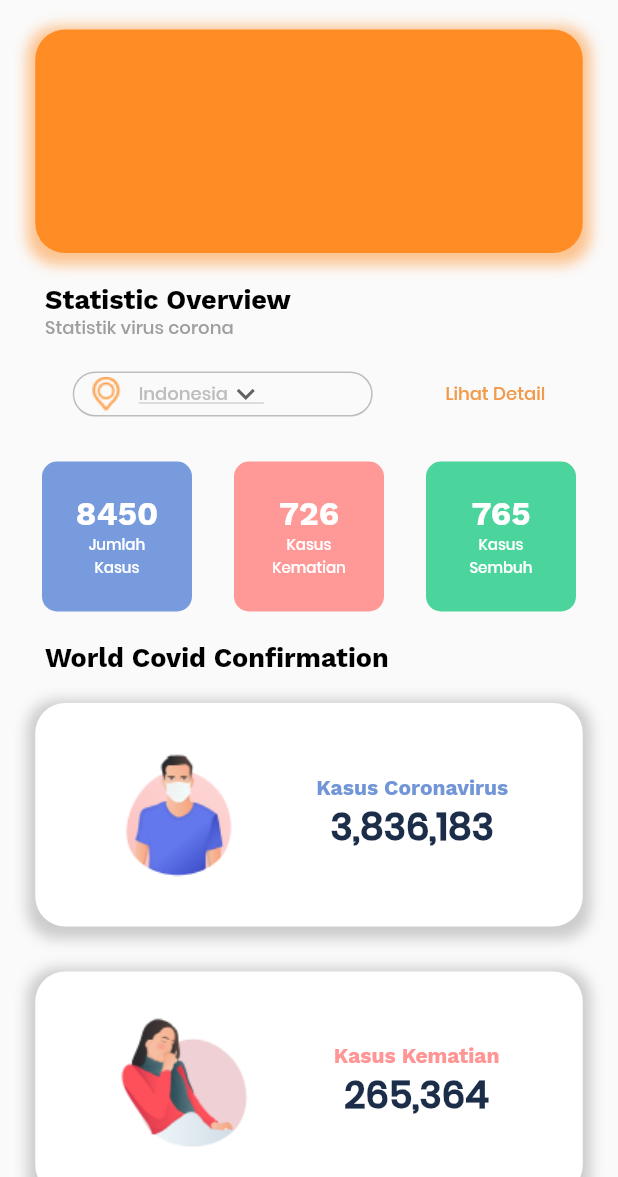
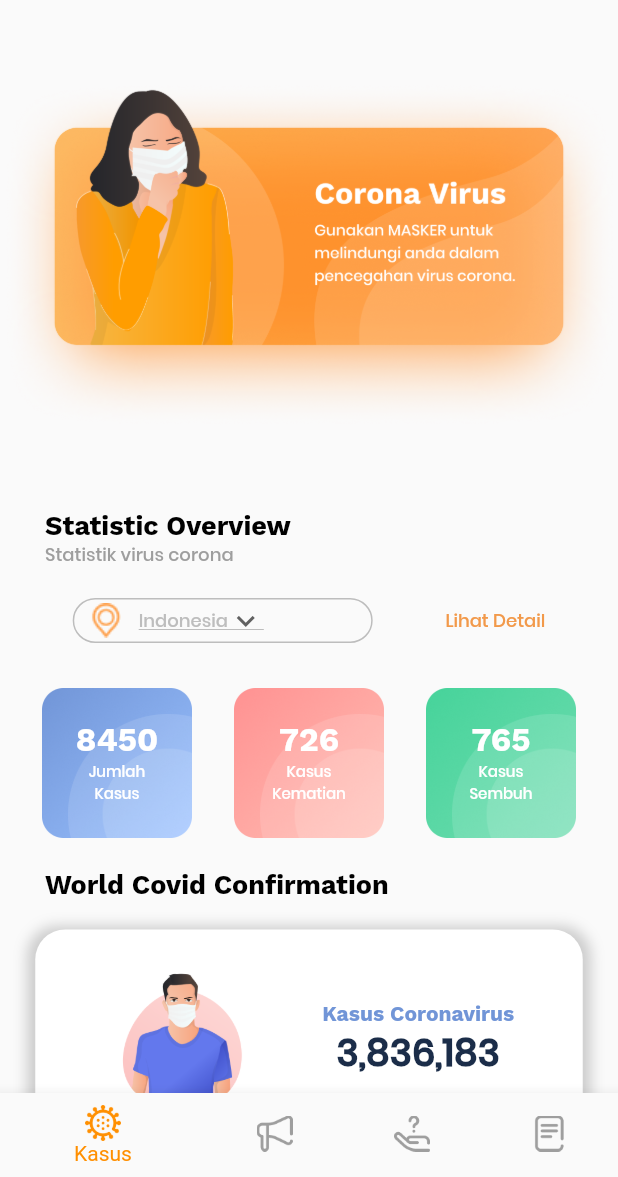
Before and after one commit to geofany/covid_19, a Flutter app: the screen it shows after launch, on a phone screen of 412 x 824 dp, the part 59-1236 px from its top. Run offline on Flutter 3.47's test engine with Material 2 defaults, Android fonts, the phone set to English and light mode, and no system bars.

Commit message:
dashboard 0.2

```diff
--- a/lib/main.dart
+++ b/lib/main.dart
@@ -22,6 +22,12 @@ class MyHomePage extends StatefulWidget {
 
 class _MyHomePageState extends State<MyHomePage> {
   String dropdownValue = 'Indonesia';
+  int _selectedIndex = 0;
+  void _onItemTapped(int index) {
+    setState(() {
+      _selectedIndex = index;
+    });
+  }
 
   @override
   Widget build(BuildContext context) {
@@ -41,20 +47,9 @@ class _MyHomePageState extends State<MyHomePage> {
                         fontWeight: FontWeight.bold,
                         fontSize: 16),
                   )),
-              Container(
-                width: 365,
-                height: 149,
-                decoration: BoxDecoration(
-                    boxShadow: [
-                      BoxShadow(
-                        color: Color(0xffFF8C25).withOpacity(0.5),
-                        spreadRadius: 5,
-                        blurRadius: 7,
-                        offset: Offset(0, 3),
-                      )
-                    ],
-                    borderRadius: BorderRadius.circular(20),
-                    color: Color(0xffFF8C25)),
+              Image.asset(
+                'images/banner-1.png',
+                height: 300,
               ),
               Container(
                 alignment: Alignment.bottomLeft,
@@ -95,9 +90,9 @@ class _MyHomePageState extends State<MyHomePage> {
                       child: Row(
                         children: <Widget>[
                           Container(
-                              margin: EdgeInsets.only(left: 10, right: 10),
-                              child: Image(
-                                  image: AssetImage('images/signs 1.png'))),
+                            margin: EdgeInsets.only(left: 10, right: 10),
+                            child: Image.asset('images/signs.png'),
+                          ),
                           Container(
                             margin: EdgeInsets.only(right: 20),
                             child: DropdownButton<String>(
@@ -152,7 +147,7 @@ class _MyHomePageState extends State<MyHomePage> {
                     width: 100,
                     decoration: BoxDecoration(
                       borderRadius: BorderRadius.circular(10),
-                      color: Color(0xff779bdd),
+                      image: DecorationImage(image: AssetImage('images/blue.png'))
                     ),
                     child: Column(
                       mainAxisAlignment: MainAxisAlignment.center,
@@ -189,7 +184,7 @@ class _MyHomePageState extends State<MyHomePage> {
                     width: 100,
                     decoration: BoxDecoration(
                       borderRadius: BorderRadius.circular(10),
-                      color: Color(0xffff9997),
+                      image: DecorationImage(image: AssetImage('images/red.png'))
                     ),
                     child: Column(
                       mainAxisAlignment: MainAxisAlignment.center,
@@ -226,7 +221,7 @@ class _MyHomePageState extends State<MyHomePage> {
                     width: 100,
                     decoration: BoxDecoration(
                       borderRadius: BorderRadius.circular(10),
-                      color: Color(0xff4cd49d),
+                      image: DecorationImage(image: AssetImage('images/green.png'))
                     ),
                     child: Column(
                       mainAxisAlignment: MainAxisAlignment.center,
@@ -290,7 +285,10 @@ class _MyHomePageState extends State<MyHomePage> {
                 child: Row(
                   mainAxisAlignment: MainAxisAlignment.spaceEvenly,
                   children: <Widget>[
-                    Image(image: AssetImage('images/male.png')),
+                    Image.asset(
+                      'images/male.png',
+                      height: 100,
+                    ),
                     Column(
                       mainAxisAlignment: MainAxisAlignment.center,
                       children: <Widget>[
@@ -333,7 +331,10 @@ class _MyHomePageState extends State<MyHomePage> {
                 child: Row(
                   mainAxisAlignment: MainAxisAlignment.spaceEvenly,
                   children: <Widget>[
-                    Image(image: AssetImage('images/female.png')),
+                    Image.asset(
+                      'images/female.png',
+                      height: 100,
+                    ),
                     Column(
                       mainAxisAlignment: MainAxisAlignment.center,
                       children: <Widget>[
@@ -376,7 +377,10 @@ class _MyHomePageState extends State<MyHomePage> {
                 child: Row(
                   mainAxisAlignment: MainAxisAlignment.spaceEvenly,
                   children: <Widget>[
-                    Image(image: AssetImage('images/doctor.png')),
+                    Image.asset(
+                      'images/doctor.png',
+                      height: 100,
+                    ),
                     Column(
                       mainAxisAlignment: MainAxisAlignment.center,
                       children: <Widget>[
@@ -405,6 +409,54 @@ class _MyHomePageState extends State<MyHomePage> {
           ),
         ],
       ),
+      bottomNavigationBar: BottomNavigationBar(
+        items: const <BottomNavigationBarItem>[
+          BottomNavigationBarItem(
+            icon: ImageIcon(AssetImage('images/healthcare.png')),
+            title: Text(
+              'Kasus',
+              style: TextStyle(
+                  fontFamily: 'Poppins',
+                  fontSize: 12,
+                  fontWeight: FontWeight.w500),
+            ),
+          ),
+          BottomNavigationBarItem(
+            icon: ImageIcon(AssetImage('images/speaker.png')),
+            title: Text(
+              'Informasi',
+              style: TextStyle(
+                  fontFamily: 'Poppins',
+                  fontSize: 12,
+                  fontWeight: FontWeight.w500),
+            ),
+          ),
+          BottomNavigationBarItem(
+            icon: ImageIcon(AssetImage('images/round.png')),
+            title: Text(
+              'Bantuan',
+              style: TextStyle(
+                  fontFamily: 'Poppins',
+                  fontSize: 12,
+                  fontWeight: FontWeight.w500),
+            ),
+          ),
+          BottomNavigationBarItem(
+            icon: ImageIcon(AssetImage('images/interface.png')),
+            title: Text(
+              'Diagnosa',
+              style: TextStyle(
+                  fontFamily: 'Poppins',
+                  fontSize: 12,
+                  fontWeight: FontWeight.w500),
+            ),
+          )
+        ],
+        currentIndex: _selectedIndex,
+        selectedItemColor: Colors.amber[800],
+        onTap: _onItemTapped,
+        unselectedItemColor: Colors.grey,
+      ),
     );
   }
 }
```
Also changed, not shown: pubspec.yaml (+7 -6 lines), images/banner-1.png (added), images/banner-2.png (added), images/banner-3.png (added), images/banner.png (deleted), images/blue.png (added), images/doctor.png, images/female.png, images/green.png (added), images/healthcare 1.png (deleted), images/interface 1.png (deleted), images/male.png, images/red.png (added), images/round 1.png (deleted), 2 more files, 1 other file.
